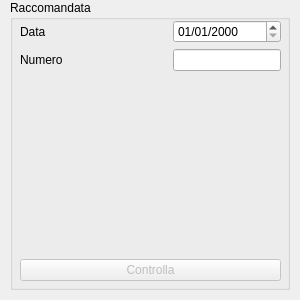
Before: the Qt Designer form postemonitor/raccomandatamonitor.ui in BackupTheBerlios/postemonitor, drawn with Qt 5.
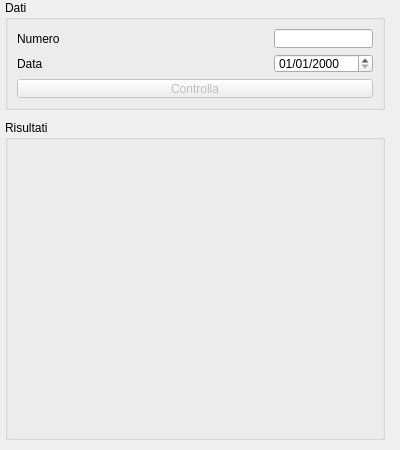
After: the same form once the commit is applied. Icons and pictures are not drawn.

```diff
--- a/postemonitor/raccomandatamonitor.ui
+++ b/postemonitor/raccomandatamonitor.ui
@@ -8,8 +8,8 @@
    <rect>
     <x>0</x>
     <y>0</y>
-    <width>300</width>
-    <height>300</height>
+    <width>400</width>
+    <height>450</height>
    </rect>
   </property>
   <property name="sizePolicy" >
@@ -22,69 +22,80 @@
   </property>
   <property name="minimumSize" >
    <size>
-    <width>300</width>
-    <height>300</height>
+    <width>400</width>
+    <height>450</height>
    </size>
   </property>
   <property name="maximumSize" >
    <size>
-    <width>300</width>
-    <height>300</height>
+    <width>400</width>
+    <height>450</height>
    </size>
   </property>
   <property name="windowTitle" >
    <string>Form</string>
   </property>
+  <widget class="QGroupBox" name="groupBox_2" >
+   <property name="geometry" >
+    <rect>
+     <x>5</x>
+     <y>120</y>
+     <width>380</width>
+     <height>320</height>
+    </rect>
+   </property>
+   <property name="title" >
+    <string>Risultati</string>
+   </property>
+   <widget class="QLabel" name="risultato" >
+    <property name="geometry" >
+     <rect>
+      <x>20</x>
+      <y>20</y>
+      <width>340</width>
+      <height>285</height>
+     </rect>
+    </property>
+    <property name="frameShape" >
+     <enum>QFrame::NoFrame</enum>
+    </property>
+    <property name="text" >
+     <string/>
+    </property>
+    <property name="alignment" >
+     <set>Qt::AlignLeading|Qt::AlignLeft|Qt::AlignTop</set>
+    </property>
+    <property name="wordWrap" >
+     <bool>true</bool>
+    </property>
+   </widget>
+  </widget>
   <widget class="QGroupBox" name="groupBox" >
    <property name="geometry" >
     <rect>
-     <x>10</x>
+     <x>5</x>
      <y>0</y>
-     <width>280</width>
-     <height>290</height>
+     <width>380</width>
+     <height>110</height>
     </rect>
    </property>
    <property name="title" >
-    <string>Raccomandata</string>
+    <string>Dati</string>
    </property>
-   <widget class="QWidget" name="verticalLayout" >
-    <property name="geometry" >
-     <rect>
-      <x>10</x>
-      <y>20</y>
-      <width>261</width>
-      <height>261</height>
-     </rect>
-    </property>
-    <layout class="QVBoxLayout" >
-     <property name="margin" >
-      <number>0</number>
-     </property>
-     <property name="spacing" >
-      <number>6</number>
-     </property>
-     <item>
       <layout class="QGridLayout" >
        <property name="margin" >
-        <number>0</number>
+     <number>9</number>
        </property>
        <property name="spacing" >
         <number>6</number>
        </property>
-       <item row="1" column="0" >
-        <widget class="QLabel" name="label" >
-         <property name="text" >
-          <string>Numero</string>
-         </property>
-        </widget>
-       </item>
-       <item row="1" column="2" >
+    <item row="0" column="2" >
         <widget class="QLineEdit" name="numerow" >
          <property name="acceptDrops" >
           <bool>false</bool>
          </property>
          <property name="inputMask" >
-          <string>000000000000; </string>
+       <string/>
          </property>
          <property name="text" >
           <string/>
@@ -100,60 +111,41 @@
          </property>
         </widget>
        </item>
-       <item row="0" column="2" >
+    <item row="1" column="2" >
         <widget class="QDateEdit" name="dataw" >
          <property name="displayFormat" >
           <string>dd/MM/yyyy</string>
          </property>
         </widget>
        </item>
-       <item row="0" column="1" >
+    <item row="1" column="1" >
         <spacer>
          <property name="orientation" >
           <enum>Qt::Horizontal</enum>
          </property>
          <property name="sizeHint" >
           <size>
-           <width>40</width>
+        <width>211</width>
            <height>20</height>
           </size>
          </property>
         </spacer>
        </item>
-       <item row="0" column="0" >
+    <item row="1" column="0" >
         <widget class="QLabel" name="label_2" >
          <property name="text" >
           <string>Data</string>
          </property>
         </widget>
        </item>
-      </layout>
-     </item>
-     <item>
-      <widget class="QLabel" name="risultato" >
-       <property name="frameShape" >
-        <enum>QFrame::NoFrame</enum>
-       </property>
+    <item row="0" column="0" >
+     <widget class="QLabel" name="label" >
        <property name="text" >
-        <string/>
-       </property>
-       <property name="alignment" >
-        <set>Qt::AlignLeading|Qt::AlignLeft|Qt::AlignTop</set>
-       </property>
-       <property name="wordWrap" >
-        <bool>true</bool>
+       <string>Numero</string>
        </property>
       </widget>
      </item>
-     <item>
-      <layout class="QHBoxLayout" >
-       <property name="margin" >
-        <number>0</number>
-       </property>
-       <property name="spacing" >
-        <number>6</number>
-       </property>
-       <item>
+    <item row="2" column="0" colspan="3" >
         <widget class="QPushButton" name="bottone" >
          <property name="enabled" >
           <bool>false</bool>
@@ -173,9 +165,6 @@
         </widget>
        </item>
       </layout>
-     </item>
-    </layout>
-   </widget>
   </widget>
  </widget>
  <pixmapfunction></pixmapfunction>
```
Left out of the diff: 7 changed lines with no effect on the pictures. Lines whose indentation alone changed are shown as unchanged.
